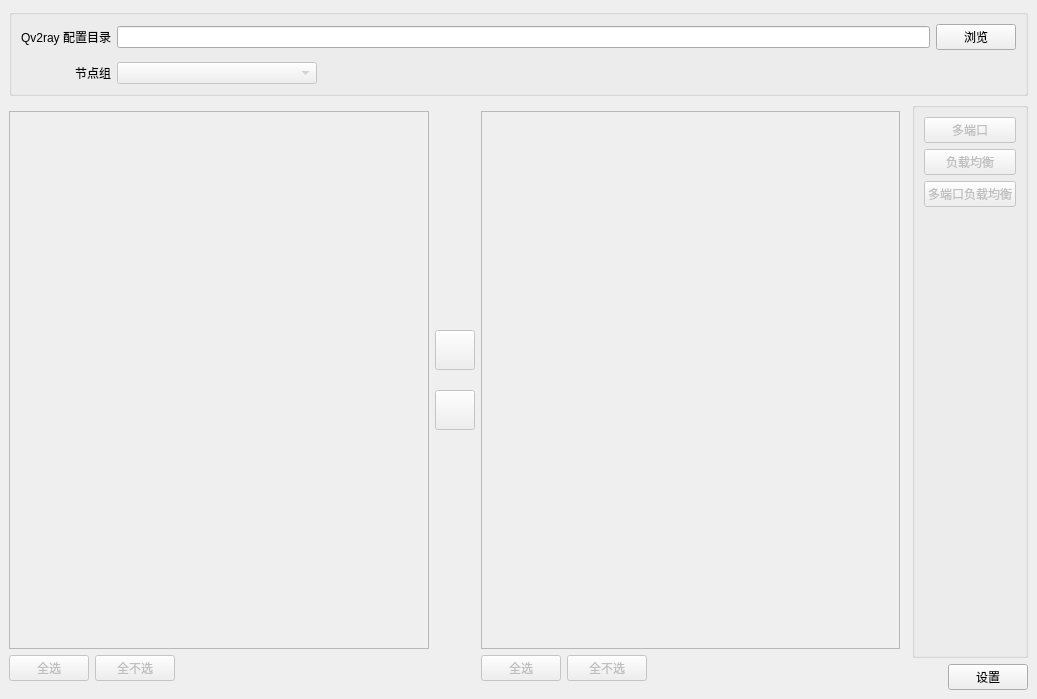
cangyin/PQv2ray, file ui/mainwin.ui: the form before one commit.
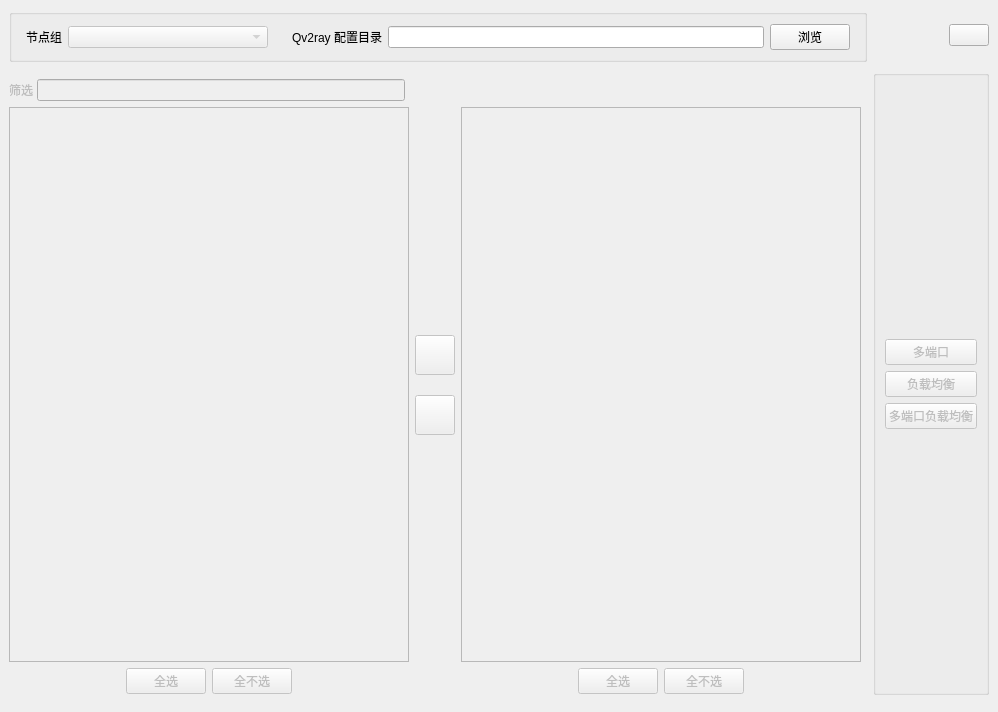
The form after the commit. Custom widgets are drawn as their Qt base class.

Commit message: major (add filter, import via update) 1. feature: regular expression filter 2. feature: update existing qv2ray complex config 3. linked node combobox 4. update UI

```diff
--- a/ui/mainwin.ui
+++ b/ui/mainwin.ui
@@ -6,8 +6,8 @@
    <rect>
     <x>0</x>
     <y>0</y>
-    <width>1037</width>
-    <height>699</height>
+    <width>998</width>
+    <height>712</height>
    </rect>
   </property>
   <property name="windowTitle">
@@ -15,7 +15,10 @@
   </property>
   <widget class="QWidget" name="centralwidget">
    <layout class="QGridLayout" name="gridLayout_3">
-    <item row="1" column="0" rowspan="2">
+    <property name="verticalSpacing">
+     <number>8</number>
+    </property>
+    <item row="2" column="0" rowspan="2">
      <widget class="QWidget" name="nodeSelectorPane" native="true">
       <property name="enabled">
        <bool>false</bool>
@@ -33,7 +36,7 @@
        <property name="rightMargin">
         <number>0</number>
        </property>
-       <item row="0" column="1">
+       <item row="1" column="1">
         <layout class="QVBoxLayout" name="verticalLayout_2">
          <property name="spacing">
           <number>20</number>
@@ -98,39 +101,21 @@
          </item>
         </layout>
        </item>
-       <item row="1" column="0">
-        <layout class="QHBoxLayout" name="horizontalLayout">
-         <item>
-          <widget class="QPushButton" name="btnCheckAllLeft">
-           <property name="text">
-            <string>全选</string>
-           </property>
-          </widget>
-         </item>
-         <item>
-          <widget class="QPushButton" name="btnUncheckAllLeft">
-           <property name="text">
-            <string>全不选</string>
-           </property>
-          </widget>
-         </item>
-         <item>
-          <spacer name="horizontalSpacer_2">
-           <property name="orientation">
-            <enum>Qt::Horizontal</enum>
-           </property>
-           <property name="sizeHint" stdset="0">
-            <size>
-             <width>40</width>
-             <height>20</height>
-            </size>
-           </property>
-          </spacer>
-         </item>
-        </layout>
-       </item>
-       <item row="1" column="2">
+       <item row="2" column="2">
         <layout class="QHBoxLayout" name="horizontalLayout_2">
+         <item>
+          <spacer name="horizontalSpacer_4">
+           <property name="orientation">
+            <enum>Qt::Horizontal</enum>
+           </property>
+           <property name="sizeHint" stdset="0">
+            <size>
+             <width>40</width>
+             <height>20</height>
+            </size>
+           </property>
+          </spacer>
+         </item>
          <item>
           <widget class="QPushButton" name="btnCheckAllRight">
            <property name="text">
@@ -160,7 +145,7 @@
          </item>
         </layout>
        </item>
-       <item row="0" column="0">
+       <item row="1" column="0">
         <widget class="MyListView" name="listViewLeft">
          <property name="editTriggers">
           <set>QAbstractItemView::NoEditTriggers</set>
@@ -176,7 +161,7 @@
          </property>
         </widget>
        </item>
-       <item row="0" column="2">
+       <item row="1" column="2">
         <widget class="MyListView" name="listViewRight">
          <property name="editTriggers">
           <set>QAbstractItemView::NoEditTriggers</set>
@@ -198,84 +183,158 @@
          </property>
         </widget>
        </item>
+       <item row="2" column="0">
+        <layout class="QHBoxLayout" name="horizontalLayout">
+         <item>
+          <spacer name="horizontalSpacer">
+           <property name="orientation">
+            <enum>Qt::Horizontal</enum>
+           </property>
+           <property name="sizeHint" stdset="0">
+            <size>
+             <width>40</width>
+             <height>20</height>
+            </size>
+           </property>
+          </spacer>
+         </item>
+         <item>
+          <widget class="QPushButton" name="btnCheckAllLeft">
+           <property name="text">
+            <string>全选</string>
+           </property>
+          </widget>
+         </item>
+         <item>
+          <widget class="QPushButton" name="btnUncheckAllLeft">
+           <property name="text">
+            <string>全不选</string>
+           </property>
+          </widget>
+         </item>
+         <item>
+          <spacer name="horizontalSpacer_2">
+           <property name="orientation">
+            <enum>Qt::Horizontal</enum>
+           </property>
+           <property name="sizeHint" stdset="0">
+            <size>
+             <width>40</width>
+             <height>20</height>
+            </size>
+           </property>
+          </spacer>
+         </item>
+        </layout>
+       </item>
+       <item row="0" column="0">
+        <layout class="QHBoxLayout" name="horizontalLayout_6">
+         <property name="spacing">
+          <number>4</number>
+         </property>
+         <property name="rightMargin">
+          <number>4</number>
+         </property>
+         <item>
+          <widget class="QLabel" name="labFilter">
+           <property name="text">
+            <string>筛选</string>
+           </property>
+           <property name="alignment">
+            <set>Qt::AlignRight|Qt::AlignTrailing|Qt::AlignVCenter</set>
+           </property>
+          </widget>
+         </item>
+         <item>
+          <widget class="QLineEdit" name="editFilter"/>
+         </item>
+        </layout>
+       </item>
       </layout>
      </widget>
     </item>
-    <item row="0" column="0" colspan="4">
+    <item row="0" column="0" colspan="2">
      <widget class="QGroupBox" name="groupBox_2">
       <property name="title">
        <string/>
       </property>
-      <layout class="QGridLayout" name="gridLayout_2">
-       <property name="verticalSpacing">
-        <number>12</number>
+      <layout class="QHBoxLayout" name="horizontalLayout_5">
+       <property name="spacing">
+        <number>24</number>
        </property>
-       <item row="0" column="0">
-        <widget class="QLabel" name="label">
-         <property name="text">
-          <string>Qv2ray 配置目录</string>
+       <property name="leftMargin">
+        <number>14</number>
+       </property>
+       <property name="rightMargin">
+        <number>14</number>
+       </property>
+       <item>
+        <layout class="QHBoxLayout" name="horizontalLayout_4">
+         <property name="spacing">
+          <number>6</number>
          </property>
-         <property name="alignment">
-          <set>Qt::AlignRight|Qt::AlignTrailing|Qt::AlignVCenter</set>
-         </property>
-        </widget>
+         <item>
+          <widget class="QLabel" name="label_2">
+           <property name="text">
+            <string>节点组</string>
+           </property>
+           <property name="alignment">
+            <set>Qt::AlignRight|Qt::AlignTrailing|Qt::AlignVCenter</set>
+           </property>
+          </widget>
+         </item>
+         <item>
+          <widget class="QComboBox" name="comboGroups">
+           <property name="enabled">
+            <bool>false</bool>
+           </property>
+           <property name="sizePolicy">
+            <sizepolicy hsizetype="Fixed" vsizetype="Fixed">
+             <horstretch>0</horstretch>
+             <verstretch>0</verstretch>
+            </sizepolicy>
+           </property>
+           <property name="minimumSize">
+            <size>
+             <width>200</width>
+             <height>0</height>
+            </size>
+           </property>
+          </widget>
+         </item>
+        </layout>
        </item>
-       <item row="1" column="0">
-        <widget class="QLabel" name="label_2">
-         <property name="text">
-          <string>节点组</string>
+       <item>
+        <layout class="QHBoxLayout" name="horizontalLayout_3">
+         <property name="spacing">
+          <number>6</number>
          </property>
-         <property name="alignment">
-          <set>Qt::AlignRight|Qt::AlignTrailing|Qt::AlignVCenter</set>
-         </property>
-        </widget>
-       </item>
-       <item row="0" column="4">
-        <widget class="QPushButton" name="btnBrwsQvConfigFolder">
-         <property name="text">
-          <string>浏览</string>
-         </property>
-        </widget>
-       </item>
-       <item row="0" column="1" colspan="3">
-        <widget class="QLineEdit" name="editQvConfigFolder"/>
-       </item>
-       <item row="1" column="1" colspan="2">
-        <widget class="QComboBox" name="comboGroups">
-         <property name="enabled">
-          <bool>false</bool>
-         </property>
-         <property name="sizePolicy">
-          <sizepolicy hsizetype="Expanding" vsizetype="Fixed">
-           <horstretch>0</horstretch>
-           <verstretch>0</verstretch>
-          </sizepolicy>
-         </property>
-         <property name="minimumSize">
-          <size>
-           <width>200</width>
-           <height>0</height>
-          </size>
-         </property>
-        </widget>
-       </item>
-       <item row="1" column="3">
-        <spacer name="horizontalSpacer">
-         <property name="orientation">
-          <enum>Qt::Horizontal</enum>
-         </property>
-         <property name="sizeHint" stdset="0">
-          <size>
-           <width>40</width>
-           <height>20</height>
-          </size>
-         </property>
-        </spacer>
+         <item>
+          <widget class="QLabel" name="label">
+           <property name="text">
+            <string>Qv2ray 配置目录</string>
+           </property>
+           <property name="alignment">
+            <set>Qt::AlignRight|Qt::AlignTrailing|Qt::AlignVCenter</set>
+           </property>
+          </widget>
+         </item>
+         <item>
+          <widget class="QLineEdit" name="editQvConfigFolder"/>
+         </item>
+         <item>
+          <widget class="QPushButton" name="btnBrwsQvConfigFolder">
+           <property name="text">
+            <string>浏览</string>
+           </property>
+          </widget>
+         </item>
+        </layout>
        </item>
       </layout>
      </widget>
     </item>
-    <item row="1" column="2" colspan="2">
+    <item row="2" column="2" colspan="2">
      <widget class="QGroupBox" name="groupBoxBtns">
       <property name="enabled">
        <bool>false</bool>
@@ -284,6 +343,19 @@
        <string/>
       </property>
       <layout class="QVBoxLayout" name="verticalLayout">
+       <item>
+        <spacer name="verticalSpacer">
+         <property name="orientation">
+          <enum>Qt::Vertical</enum>
+         </property>
+         <property name="sizeHint" stdset="0">
+          <size>
+           <width>20</width>
+           <height>40</height>
+          </size>
+         </property>
+        </spacer>
+       </item>
        <item>
         <widget class="QPushButton" name="btnQv2rayMultiPort">
          <property name="text">
@@ -324,7 +396,7 @@
       </layout>
      </widget>
     </item>
-    <item row="2" column="3">
+    <item row="0" column="3">
      <widget class="QPushButton" name="btnSettings">
       <property name="sizePolicy">
        <sizepolicy hsizetype="Fixed" vsizetype="Fixed">
@@ -333,7 +405,7 @@
        </sizepolicy>
       </property>
       <property name="text">
-       <string>设置</string>
+       <string/>
       </property>
       <property name="iconSize">
        <size>
```
The commit also changes 13 other files.
